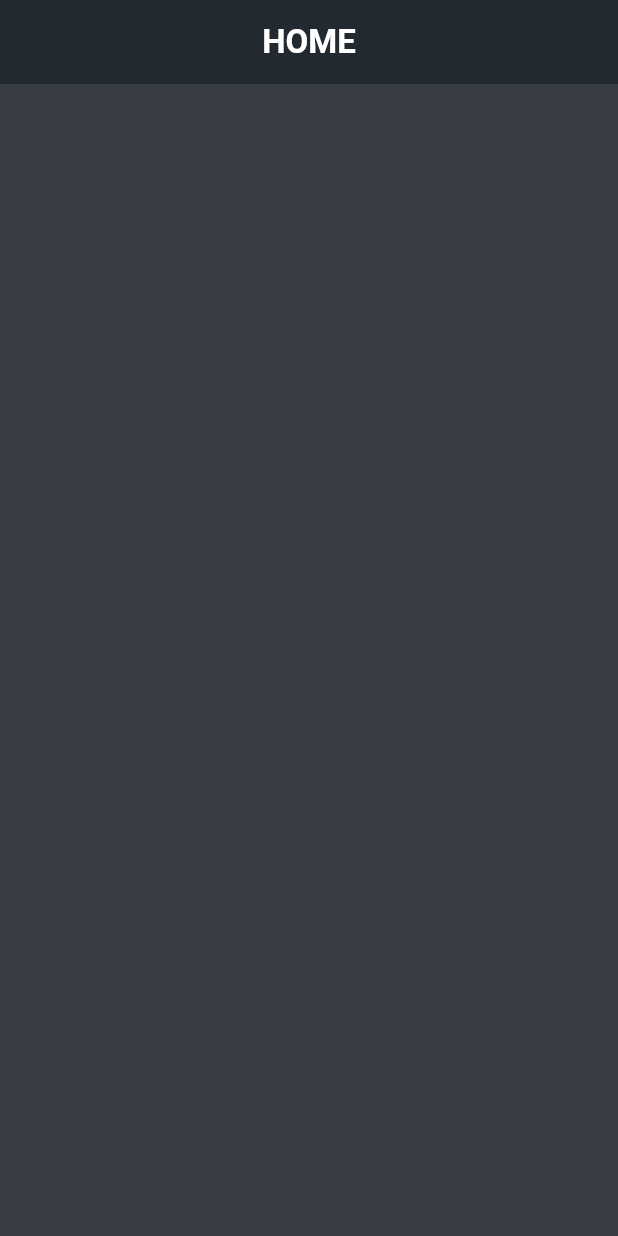
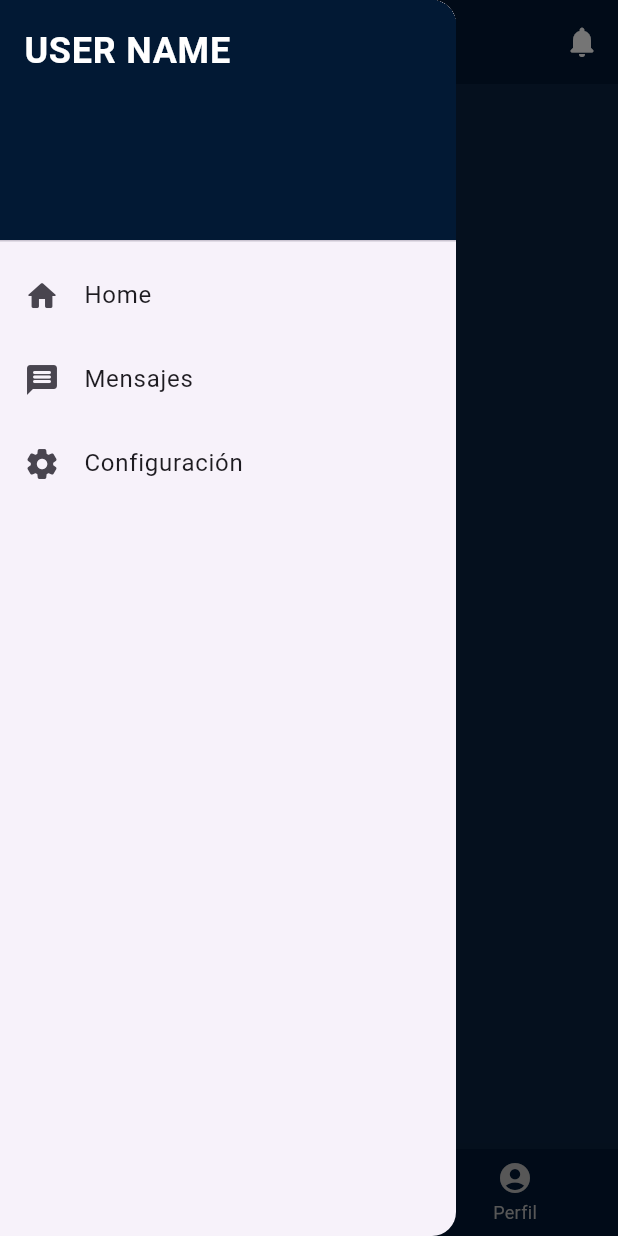
Before and after one commit to marcomar31/MarcoMartinez_ExamenFinal_PMDM_PSP, a Flutter app: the HomeView screen opened by its route, with the side drawer open (before the commit the screen has no drawer), on a phone screen of 412 x 824 dp. Run offline on Flutter 3.47's test engine with Material 3 defaults, Android fonts, the phone set to English and light mode, and no system bars; our stand-ins replace firebase_auth, firebase_core; accounts and stored records are empty; generated files the repository leaves out were written again.

Commit message:
Commit 14: Mejorada interfaz HomeView y creado Drawer.

```diff
--- a/marcomartinez_examenfinal/lib/CustomizedObjects/Buttons.dart
+++ b/marcomartinez_examenfinal/lib/CustomizedObjects/Buttons.dart
@@ -42,7 +42,7 @@ class OnBoardingTopMenuButton extends StatelessWidget {
   Widget build(BuildContext context) {
     return SizedBox(
       width: 130,
-      height: 80,
+      height: 90,
       child: TextButton(
           onPressed: function,
           style: TextButton.styleFrom(
--- /dev/null
+++ b/marcomartinez_examenfinal/lib/CustomizedObjects/Drawers.dart
@@ -0,0 +1,65 @@
+import 'package:flutter/material.dart';
+
+import '../Singleton/FirebaseAdmin.dart';
+
+class MainDrawer extends StatelessWidget {
+  final FirebaseAdmin fbAdmin = FirebaseAdmin();
+
+  @override
+  Widget build(BuildContext context) {
+    return Drawer(
+      child: ListView(
+        padding: EdgeInsets.zero,
+        children: <Widget>[
+          DrawerHeader(
+            decoration: const BoxDecoration(
+              color: Color.fromRGBO(2, 25, 52, 1.0),
+            ),
+            child: Column(
+              crossAxisAlignment: CrossAxisAlignment.start,
+              mainAxisAlignment: MainAxisAlignment.start,
+              children: [
+                const Text(
+                  'USER NAME',
+                  style: TextStyle(
+                    color: Colors.white,
+                    fontSize: 24,
+                    fontWeight: FontWeight.bold
+                  ),
+                ),
+                Text(
+                  fbAdmin.auth.currentUser?.email ?? 'No hay usuario',
+                  style: const TextStyle(
+                    color: Colors.grey,
+                    fontSize: 14,
+                  ),
+                ),
+              ],
+            ),
+          ),
+          ListTile(
+            leading: const Icon(Icons.home_rounded),
+            title: const Text('Home'),
+            onTap: () {
+
+            },
+          ),
+          ListTile(
+            leading: const Icon(Icons.message_rounded),
+            title: const Text('Mensajes'),
+            onTap: () {
+
+            },
+          ),
+          ListTile(
+            leading: const Icon(Icons.settings_rounded),
+            title: const Text('Configuración'),
+            onTap: () {
+
+            },
+          ),
+        ],
+      ),
+    );
+  }
+}
--- a/marcomartinez_examenfinal/lib/Main/HomeView.dart
+++ b/marcomartinez_examenfinal/lib/Main/HomeView.dart
@@ -1,4 +1,7 @@
 import 'package:flutter/material.dart';
+import 'package:marcomartinez_examenfinal/CustomizedObjects/Drawers.dart';
+
+import '../Singleton/FirebaseAdmin.dart';
 
 class HomeView extends StatefulWidget {
   const HomeView({super.key});
@@ -8,6 +11,8 @@ class HomeView extends StatefulWidget {
 }
 
 class _HomeViewState extends State<HomeView> {
+  FirebaseAdmin fbAdmin = FirebaseAdmin();
+
   @override
   Widget build(BuildContext context) {
     Column column = const Column(
@@ -25,14 +30,47 @@ class _HomeViewState extends State<HomeView> {
         ),
       ),
       centerTitle: true,
-      backgroundColor: const Color.fromRGBO(35, 41, 49, 1),
-      automaticallyImplyLeading: false,
+      backgroundColor: const Color.fromRGBO(2, 25, 52, 1.0),
+      iconTheme: const IconThemeData(color: Colors.white),
+      actions: [
+        IconButton(
+          icon: const Icon(Icons.notifications_rounded),
+          onPressed: () {
+
+          },
+        ),
+      ],
     );
 
     return Scaffold(
       body: SingleChildScrollView(child: Center(child: column)),
+      drawer: MainDrawer(),
       appBar: appBar,
-      backgroundColor: const Color.fromRGBO(57, 62, 70, 1),
+      backgroundColor: const Color.fromRGBO(10, 35, 65, 1.0),
+      bottomNavigationBar: BottomNavigationBar(
+        type: BottomNavigationBarType.fixed,
+        backgroundColor: const Color.fromRGBO(2, 25, 52, 1.0),
+        selectedItemColor: Colors.white,
+        unselectedItemColor: Colors.grey[400],
+        currentIndex: 0,
+        onTap: (index) {
+          // Aquí puedes agregar la lógica para manejar el cambio de ícono
+        },
+        items: const [
+          BottomNavigationBarItem(
+            icon: Icon(Icons.search),
+            label: 'Buscar',
+          ),
+          BottomNavigationBarItem(
+            icon: Icon(Icons.add_box_outlined),
+            label: 'Crear',
+          ),
+          BottomNavigationBarItem(
+            icon: Icon(Icons.account_circle),
+            label: 'Perfil',
+          ),
+        ],
+      ),
     );
   }
 }
--- a/marcomartinez_examenfinal/lib/OnBoarding/OnBoarding.dart
+++ b/marcomartinez_examenfinal/lib/OnBoarding/OnBoarding.dart
@@ -71,7 +71,7 @@ class _OnBoardingState extends State<OnBoarding> {
               child: Padding(
                 padding: const EdgeInsets.only(bottom: 20.0),
                 child: Container(
-                  color: Theme.of(context).colorScheme.primaryContainer,
+                  color: const Color.fromRGBO(10, 35, 65, 1.0),
                   child: page,
                 ),
               ),
```
